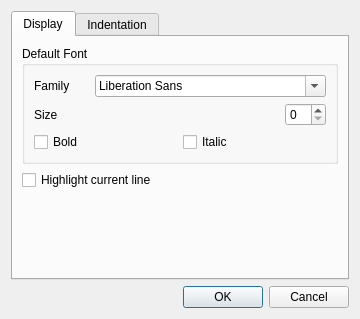
Old version of the form trunk/editor/configdialog.ui in the repository cpackham/kscope.
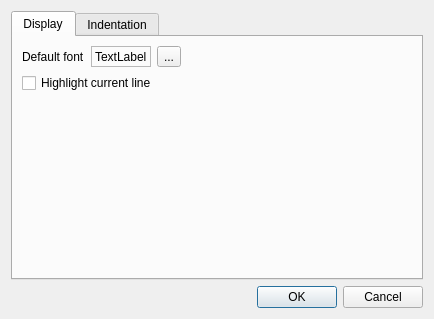
New version of the form.

```diff
--- a/trunk/editor/configdialog.ui
+++ b/trunk/editor/configdialog.ui
@@ -5,7 +5,7 @@
    <rect>
     <x>0</x>
     <y>0</y>
-    <width>360</width>
+    <width>434</width>
     <height>319</height>
    </rect>
   </property>
@@ -24,85 +24,45 @@
       </attribute>
       <layout class="QVBoxLayout" name="verticalLayout_4" >
        <item>
-        <widget class="QGroupBox" name="groupBox" >
-         <property name="title" >
-          <string>Default Font</string>
-         </property>
-         <layout class="QVBoxLayout" name="verticalLayout_3" >
-          <item>
-           <layout class="QHBoxLayout" name="horizontalLayout_3" >
-            <item>
-             <widget class="QLabel" name="label" >
-              <property name="text" >
-               <string>Family</string>
-              </property>
-             </widget>
-            </item>
-            <item>
-             <spacer name="horizontalSpacer_2" >
-              <property name="orientation" >
-               <enum>Qt::Horizontal</enum>
-              </property>
-              <property name="sizeHint" stdset="0" >
-               <size>
-                <width>40</width>
-                <height>20</height>
-               </size>
-              </property>
-             </spacer>
-            </item>
-            <item>
-             <widget class="QFontComboBox" name="fontFamilyCombo_" />
-            </item>
-           </layout>
-          </item>
-          <item>
-           <layout class="QHBoxLayout" name="horizontalLayout_4" >
-            <item>
-             <widget class="QLabel" name="label_3" >
-              <property name="text" >
-               <string>Size</string>
-              </property>
-             </widget>
-            </item>
-            <item>
-             <spacer name="horizontalSpacer_3" >
-              <property name="orientation" >
-               <enum>Qt::Horizontal</enum>
-              </property>
-              <property name="sizeHint" stdset="0" >
-               <size>
-                <width>40</width>
-                <height>20</height>
-               </size>
-              </property>
-             </spacer>
-            </item>
-            <item>
-             <widget class="QSpinBox" name="fontSizeSpin_" />
-            </item>
-           </layout>
-          </item>
-          <item>
-           <layout class="QHBoxLayout" name="horizontalLayout_2" >
-            <item>
-             <widget class="QCheckBox" name="fontBoldCheck_" >
-              <property name="text" >
-               <string>Bold</string>
-              </property>
-             </widget>
-            </item>
-            <item>
-             <widget class="QCheckBox" name="fontItalicCheck_" >
-              <property name="text" >
-               <string>Italic</string>
-              </property>
-             </widget>
-            </item>
-           </layout>
-          </item>
-         </layout>
-        </widget>
+        <layout class="QHBoxLayout" name="horizontalLayout_2" >
+         <item>
+          <widget class="QLabel" name="label" >
+           <property name="text" >
+            <string>Default font</string>
+           </property>
+          </widget>
+         </item>
+         <item>
+          <widget class="QLabel" name="fontLabel_" >
+           <property name="frameShape" >
+            <enum>QFrame::StyledPanel</enum>
+           </property>
+           <property name="text" >
+            <string>TextLabel</string>
+           </property>
+          </widget>
+         </item>
+         <item>
+          <widget class="QToolButton" name="toolButton" >
+           <property name="text" >
+            <string>...</string>
+           </property>
+          </widget>
+         </item>
+         <item>
+          <spacer name="horizontalSpacer_2" >
+           <property name="orientation" >
+            <enum>Qt::Horizontal</enum>
+           </property>
+           <property name="sizeHint" stdset="0" >
+            <size>
+             <width>40</width>
+             <height>20</height>
+            </size>
+           </property>
+          </spacer>
+         </item>
+        </layout>
        </item>
        <item>
         <widget class="QCheckBox" name="hlCurLineCheck_" >
@@ -130,7 +90,7 @@
       <attribute name="title" >
        <string>Indentation</string>
       </attribute>
-      <layout class="QVBoxLayout" name="verticalLayout_2" >
+      <layout class="QVBoxLayout" name="verticalLayout_3" >
        <item>
         <widget class="QCheckBox" name="indentTabsCheck_" >
          <property name="text" >
@@ -161,6 +121,15 @@
             </property>
            </spacer>
           </item>
+         </layout>
+        </widget>
+       </item>
+       <item>
+        <widget class="QGroupBox" name="groupBox" >
+         <property name="title" >
+          <string>Options</string>
+         </property>
+         <layout class="QVBoxLayout" name="verticalLayout_2" >
           <item>
            <widget class="QSpinBox" name="tabWidthSpin_" />
           </item>
```
Left out of the diff: 74 changed lines with no effect on the pictures.
